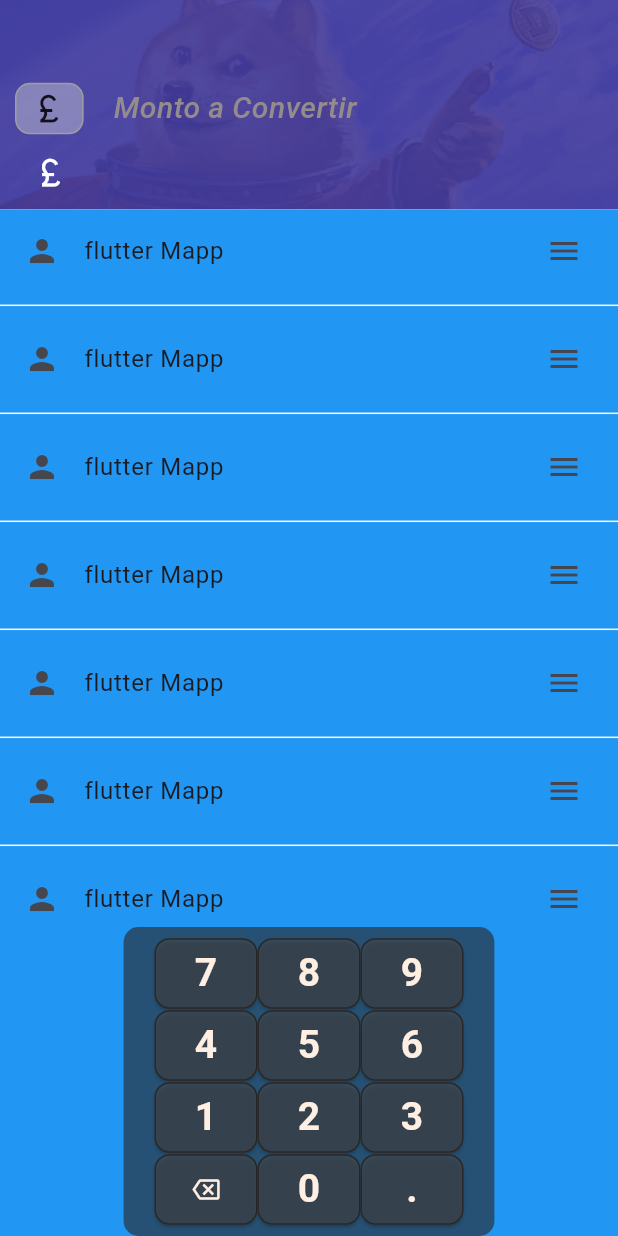
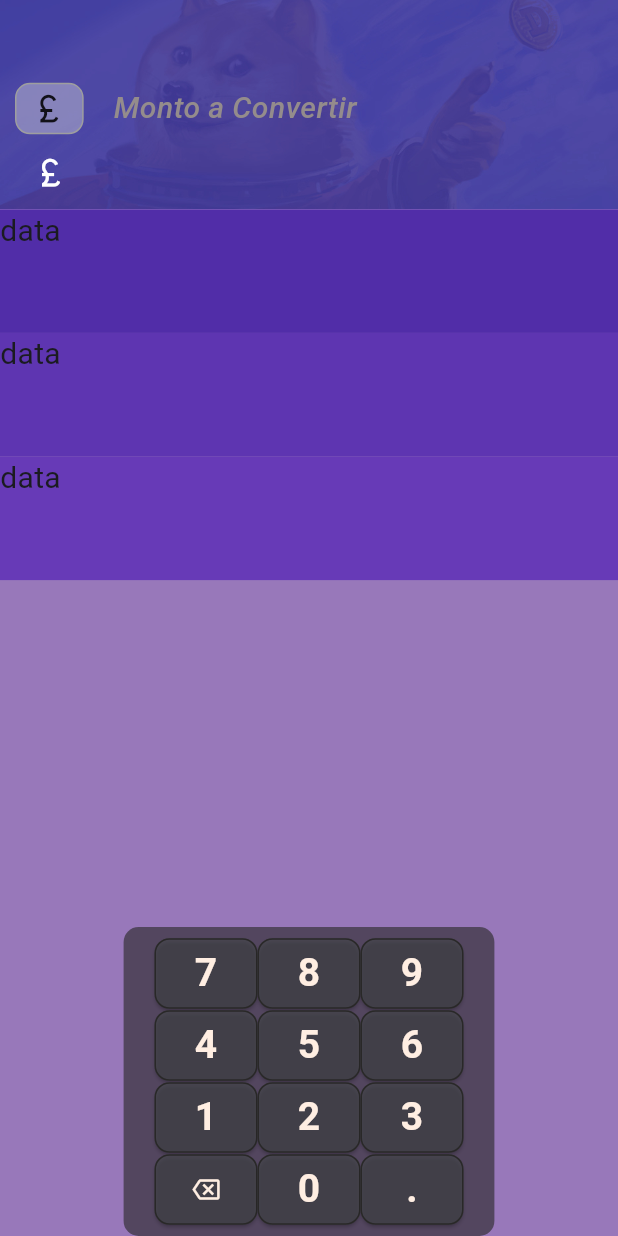
Before and after one commit to DannyAJJ/moneda, a Flutter app: the screen it shows after launch, on a phone screen of 412 x 824 dp. Run offline on Flutter 3.47's test engine with Material 3 defaults, Android fonts, the phone set to English and light mode, and no system bars; our stand-ins replace popover.

Commit message:
ahora falta rehacer el back

```diff
--- a/lib/main.dart
+++ b/lib/main.dart
@@ -102,7 +102,31 @@ int seleccionado = 0 ;
               child: Stack(
                 alignment: Alignment.bottomCenter,
                 children: [
-                  Container( color: Colors.blue,child: const Listaview(),),
+                  Container( color: const Color.fromRGBO(152, 120, 186, 1),child:
+                  GridView.count(crossAxisCount: 1
+                  , childAspectRatio: 5,
+                  children: [
+
+              Container(
+
+                width: MediaQuery.of(context).size.width,
+                color: Colors.deepPurple[700],
+                child: const Text('data',style: TextStyle(fontSize: 20),),
+              ),
+              Container(
+
+                width: MediaQuery.of(context).size.width,
+                color: Colors.deepPurple[600],
+                child: const Text('data',style: TextStyle(fontSize: 20),),
+              ),
+              Container(
+
+                width: MediaQuery.of(context).size.width,
+                color: Colors.deepPurple[500],
+                child: const Text('data',style: TextStyle(fontSize: 20),),
+              ),
+                  ],)
+                  ),
                   Container(
                         width: MediaQuery.of(context).size.width*0.6,
                         height:MediaQuery.of(context).size.height*0.25,
```
